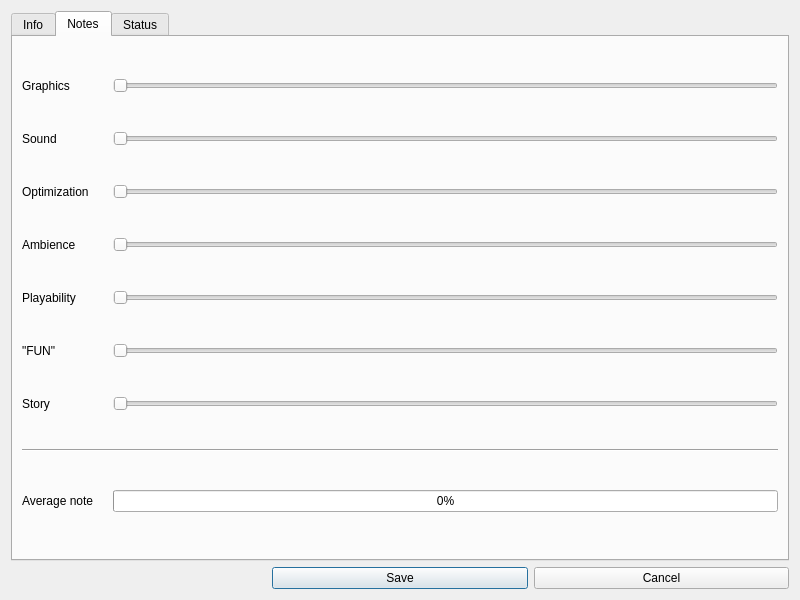
First picture: the form in DialogGameEdit.ui, repository lukaszlukaszew/games-manager-pyqt, before the edit.
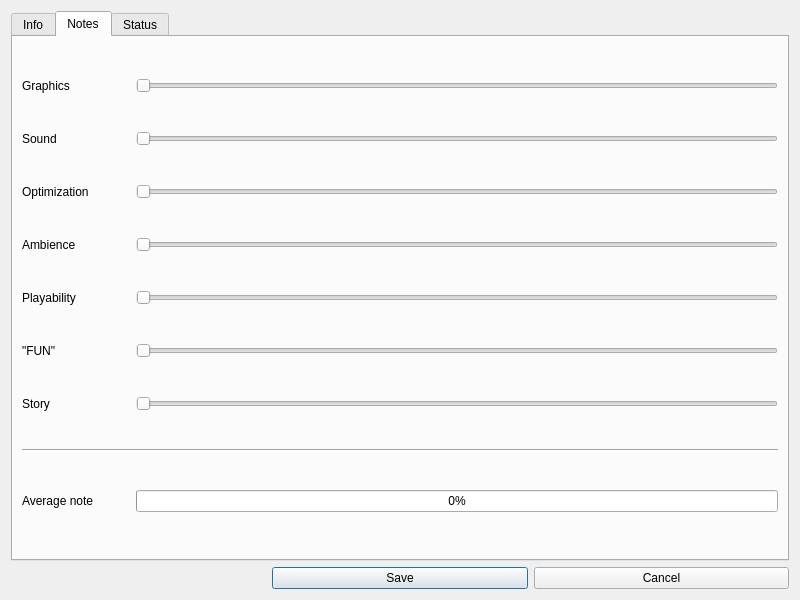
Second picture: the form after the edit. The open tabs and pages were chosen to show the change.

Commit message: Add list operations to Game Edit Dialog

```diff
--- a/DialogGameEdit.ui
+++ b/DialogGameEdit.ui
@@ -346,6 +346,18 @@
        </item>
        <item row="0" column="1">
         <widget class="QLabel" name="labelGameEditGraphics">
+         <property name="sizePolicy">
+          <sizepolicy hsizetype="Fixed" vsizetype="Fixed">
+           <horstretch>0</horstretch>
+           <verstretch>0</verstretch>
+          </sizepolicy>
+         </property>
+         <property name="minimumSize">
+          <size>
+           <width>30</width>
+           <height>0</height>
+          </size>
+         </property>
          <property name="text">
           <string/>
          </property>
@@ -356,6 +368,18 @@
        </item>
        <item row="1" column="1">
         <widget class="QLabel" name="labelGameEditSound">
+         <property name="sizePolicy">
+          <sizepolicy hsizetype="Fixed" vsizetype="Fixed">
+           <horstretch>0</horstretch>
+           <verstretch>0</verstretch>
+          </sizepolicy>
+         </property>
+         <property name="minimumSize">
+          <size>
+           <width>30</width>
+           <height>0</height>
+          </size>
+         </property>
          <property name="text">
           <string/>
          </property>
@@ -366,6 +390,18 @@
        </item>
        <item row="2" column="1">
         <widget class="QLabel" name="labelGameEditOptimization">
+         <property name="sizePolicy">
+          <sizepolicy hsizetype="Fixed" vsizetype="Fixed">
+           <horstretch>0</horstretch>
+           <verstretch>0</verstretch>
+          </sizepolicy>
+         </property>
+         <property name="minimumSize">
+          <size>
+           <width>30</width>
+           <height>0</height>
+          </size>
+         </property>
          <property name="text">
           <string/>
          </property>
@@ -376,6 +412,18 @@
        </item>
        <item row="3" column="1">
         <widget class="QLabel" name="labelGameEditAmbience">
+         <property name="sizePolicy">
+          <sizepolicy hsizetype="Fixed" vsizetype="Fixed">
+           <horstretch>0</horstretch>
+           <verstretch>0</verstretch>
+          </sizepolicy>
+         </property>
+         <property name="minimumSize">
+          <size>
+           <width>30</width>
+           <height>0</height>
+          </size>
+         </property>
          <property name="text">
           <string/>
          </property>
@@ -386,6 +434,18 @@
        </item>
        <item row="4" column="1">
         <widget class="QLabel" name="labelGameEditPlayability">
+         <property name="sizePolicy">
+          <sizepolicy hsizetype="Fixed" vsizetype="Fixed">
+           <horstretch>0</horstretch>
+           <verstretch>0</verstretch>
+          </sizepolicy>
+         </property>
+         <property name="minimumSize">
+          <size>
+           <width>30</width>
+           <height>0</height>
+          </size>
+         </property>
          <property name="text">
           <string/>
          </property>
@@ -396,6 +456,18 @@
        </item>
        <item row="5" column="1">
         <widget class="QLabel" name="labelGameEditFun">
+         <property name="sizePolicy">
+          <sizepolicy hsizetype="Fixed" vsizetype="Fixed">
+           <horstretch>0</horstretch>
+           <verstretch>0</verstretch>
+          </sizepolicy>
+         </property>
+         <property name="minimumSize">
+          <size>
+           <width>30</width>
+           <height>0</height>
+          </size>
+         </property>
          <property name="text">
           <string/>
          </property>
@@ -406,11 +478,17 @@
        </item>
        <item row="6" column="1">
         <widget class="QLabel" name="labelGameEditStory">
-         <property name="text">
-          <string/>
+         <property name="sizePolicy">
+          <sizepolicy hsizetype="Fixed" vsizetype="Fixed">
+           <horstretch>0</horstretch>
+           <verstretch>0</verstretch>
+          </sizepolicy>
          </property>
-         <property name="alignment">
-          <set>Qt::AlignRight|Qt::AlignTrailing|Qt::AlignVCenter</set>
+         <property name="minimumSize">
+          <size>
+           <width>30</width>
+           <height>0</height>
+          </size>
          </property>
         </widget>
        </item>
```
Left out of the diff: 11 changed lines with no effect on the pictures. The commit also changes 3 other files.
